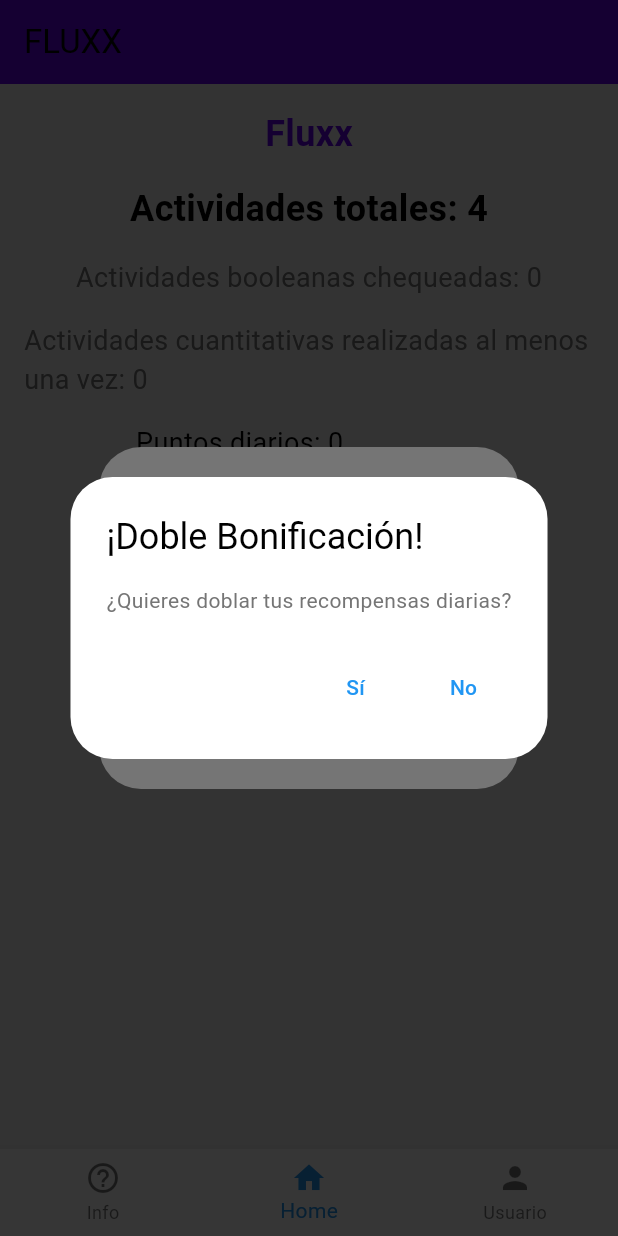
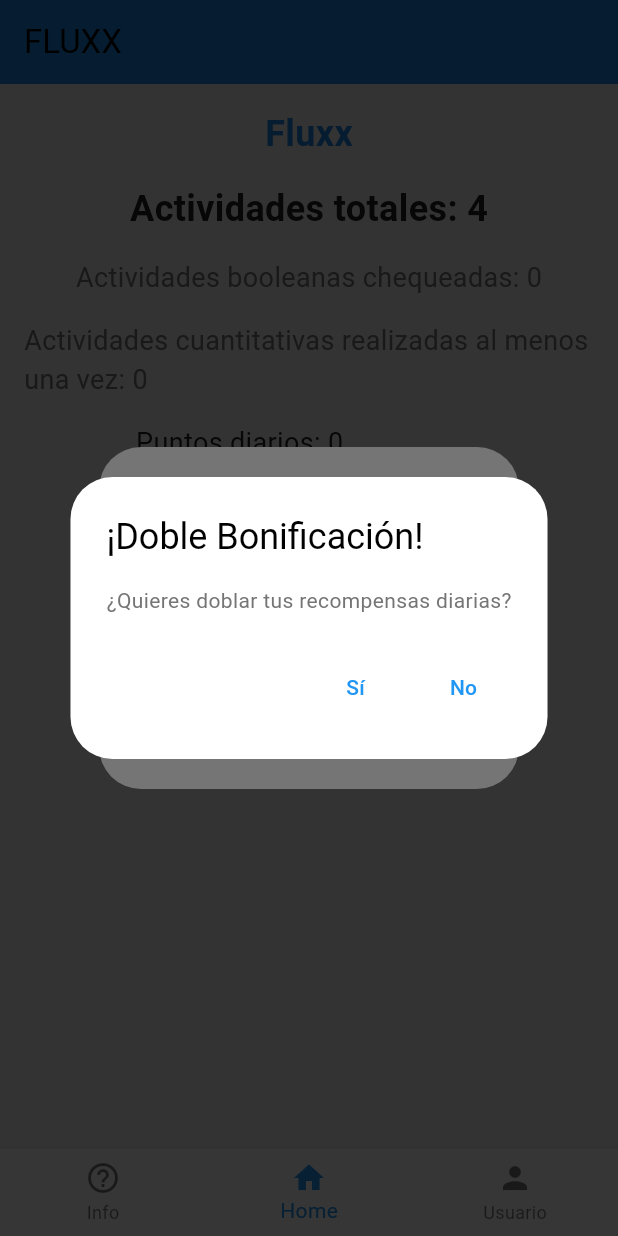
Before and after one commit to jfvenegass/Fluxx, a Flutter app: the HomePage screen opened by its route, item 2 of the bottom bar chosen, on a phone screen of 412 x 824 dp. Run offline on Flutter 3.47's test engine with Material 3 defaults, Android fonts, the phone set to English and light mode, and no system bars; our stand-ins replace get.

Commit message:
Revert "ya puse la info de la racha en el home"
This reverts commit 914b097d2faf7c2c0253cbb01e32b7135cae5870.

```diff
--- a/lib/colors.dart
+++ b/lib/colors.dart
@@ -1,7 +1,7 @@
 import 'package:flutter/material.dart';
 
-const Color primaryColor = Color(0xFF6200EE);
-const Color accentColor = Color(0xFF03DAC5);
-const Color backgroundColor = Color(0xFFF5F5F5);
-const Color textColor = Color(0xFF000000);
-const Color secondaryTextColor = Color(0xFF757575);
+const Color primaryColor = Color(0xFF1E88E5); // Azul
+const Color accentColor = Color(0xFFD32F2F); // Rojo
+const Color backgroundColor = Color(0xFFF5F5F5); // Gris claro
+const Color textColor = Color(0xFF212121); // Negro
+const Color secondaryTextColor = Color(0xFF757575); // Gris oscuro
--- a/lib/pages/home_page.dart
+++ b/lib/pages/home_page.dart
@@ -9,7 +9,7 @@ import 'package:app_movil/controllers/user.dart'; // Importa el modelo de usuari
 import 'package:app_movil/controllers/user_service.dart'; // Importa el servicio de usuario
 import 'package:app_movil/pages/widgets/daily_bonus_screen.dart'; // Importa la pantalla de bonificación diaria
 import 'package:app_movil/colors.dart'; // Importa los colores
-import 'package:app_movil/pages/user_info_screen.dart'; // Importa la pantalla de información del usuario
+import 'user_info_screen.dart'; // Importa la pantalla de información del usuario
 
 class HomePage extends StatefulWidget {
   const HomePage({super.key});
@@ -60,7 +60,7 @@ class HomePageState extends State<HomePage> {
       case 2:
         Navigator.push(
           context,
-          MaterialPageRoute(builder: (context) => const UserInfoScreen()), // Asegúrate de usar la clase correcta
+          MaterialPageRoute(builder: (context) => UserInfoScreen()),
         );
         break;
     }
@@ -97,7 +97,6 @@ class HomePageState extends State<HomePage> {
   @override
   Widget build(BuildContext context) {
     final ActivitiesController controller = Get.find();
-    final User user = Get.find(); // Obtén el usuario actual
     return Scaffold(
       appBar: AppBar(
         title: const Text('FLUXX'),
@@ -183,15 +182,6 @@ class HomePageState extends State<HomePage> {
                 },
                 child: const Text('Detalles'),
               ),
-              const SizedBox(height: 16.0),
-              Text(
-                'Racha diaria: ${user.streak} días',
-                style: const TextStyle(
-                  fontSize: 18,
-                  fontWeight: FontWeight.bold,
-                  color: primaryColor,
-                ),
-              ),
             ],
           ),
         ),
```
